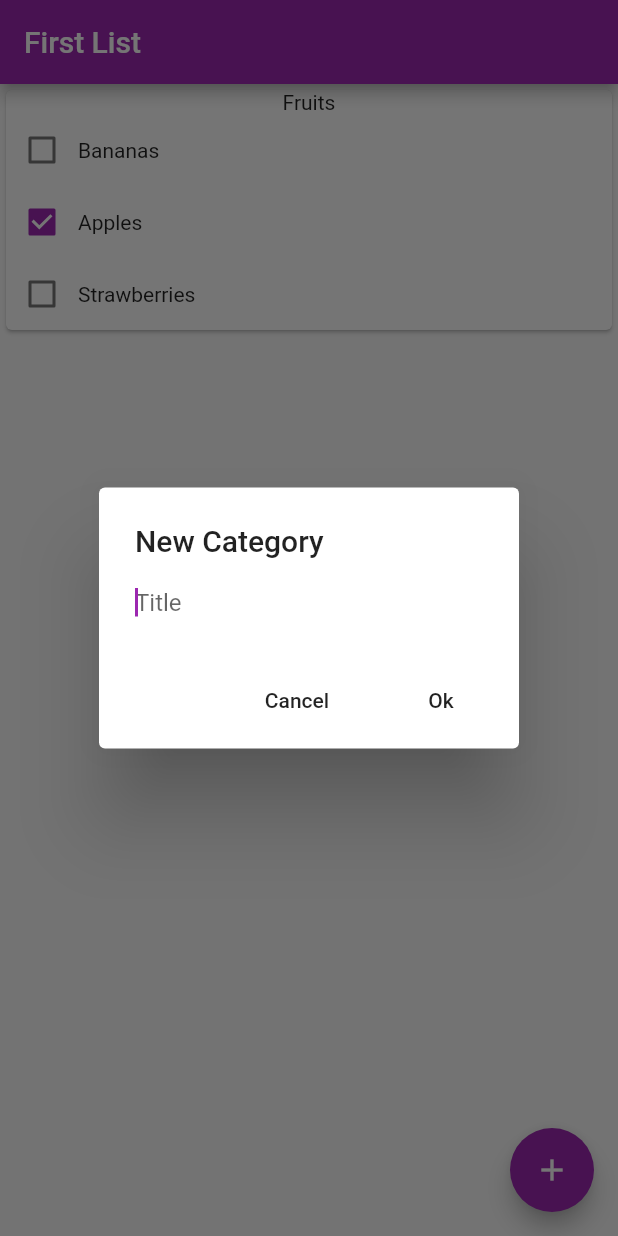
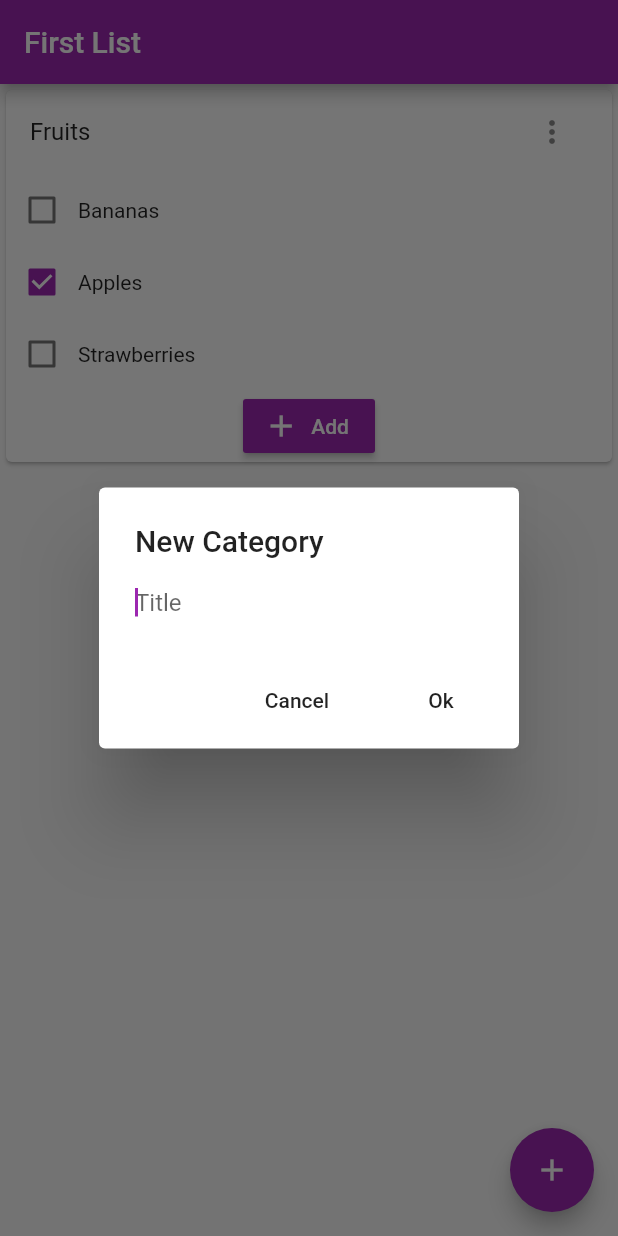
Before and after one commit to Cc618/Quick-Shop, a Flutter app: the screen it shows after launch, after a tap on the "add" icon, on a phone screen of 412 x 824 dp. Run offline on Flutter 3.47's test engine with Material 2 defaults, Android fonts, the phone set to English and light mode, and no system bars.

Commit message:
Redesigned categories

```diff
--- a/lib/category.dart
+++ b/lib/category.dart
@@ -16,10 +16,12 @@ class ListCategory extends StatefulWidget {
 class ListCategoryModel {
   String title;
   List<ListItem> items;
+  bool collapsed;
 
   ListCategoryModel({
     @required this.title,
-    @required this.items
+    @required this.items,
+    @required this.collapsed,
   });
 }
 
@@ -29,16 +31,34 @@ class _CategoryView extends State<ListCategory> {
     // Generate the children
     List<Widget> children = <Widget>[
       // Title
-      Text(widget.m.title),
+      ListTile(
+        title: Text(widget.m.title),
+        onTap: () =>
+            setState(() => widget.m.collapsed = !widget.m.collapsed),
+        trailing: IconButton(
+          icon: Icon(Icons.more_vert),
+          onPressed: () {}, // TODO : widget.onMenuEvent,
+        ),
+      ),
     ];
 
     // Add items
-    children.addAll(widget.m.items);
+    if (!widget.m.collapsed)
+      children.addAll(widget.m.items);
+    // + Button
+    children.add(RaisedButton.icon(
+      onPressed: () {}, // TODO : widget.onItemEvent,
+      label: Text('Add'),
+      icon: Icon(Icons.add),
+      color: Theme.of(context).accentColor, // TODO : categoryColor,
+      textColor: Color(0xFFFFFFFF),
+    ));
 
     return Card(
-      child: Column(
-        children: children
-      ),
-    );
+      child: InkWell(
+            onLongPress: () {}, // TODO : widget.onMenuEvent,
+            child: Column(
+              children: children,
+            )));
   }
 }
--- a/lib/list.dart
+++ b/lib/list.dart
@@ -93,7 +93,7 @@ class _ListView extends State<ListPage> {
 
     // Add the category if there is input
     if (title.isNotEmpty)
-      addCategory(ListCategoryModel(title: title, items: []));
+      addCategory(ListCategoryModel(title: title, items: [], collapsed: false));
   }
 
   // Appends a category to the list
--- a/lib/main.dart
+++ b/lib/main.dart
@@ -32,7 +32,8 @@ class QuickShop extends StatelessWidget {
                   title: 'Strawberries',
                   checked: false
                 )),
-              ]
+              ],
+              collapsed: false
             ))
           ]
         )),
```
